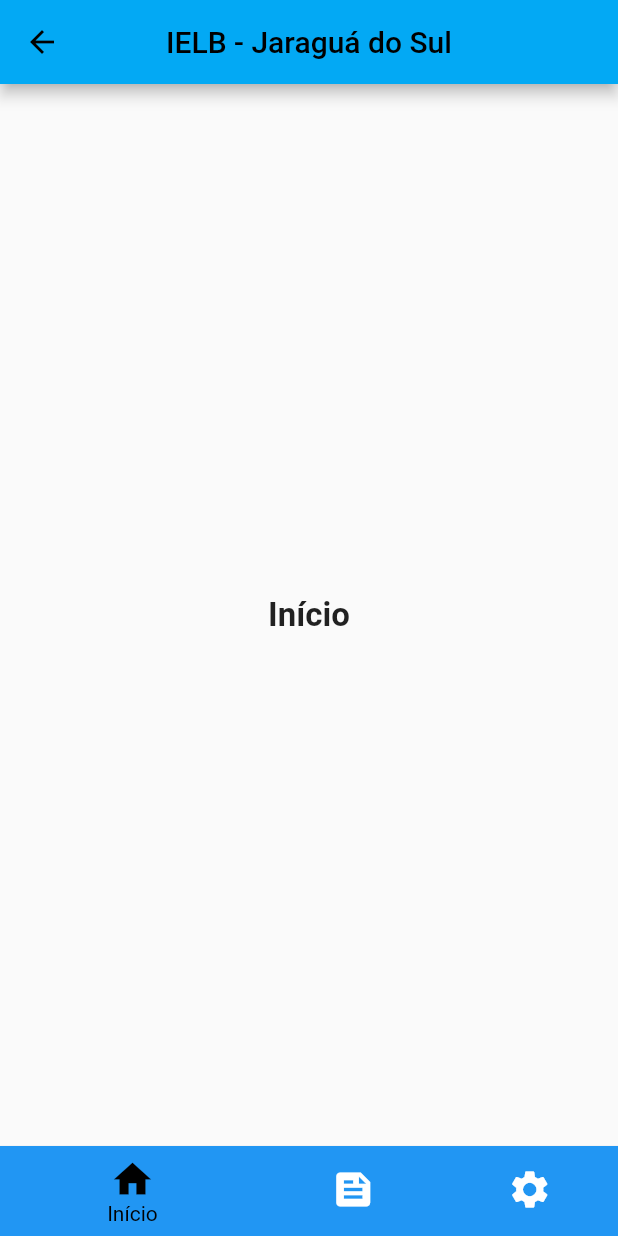
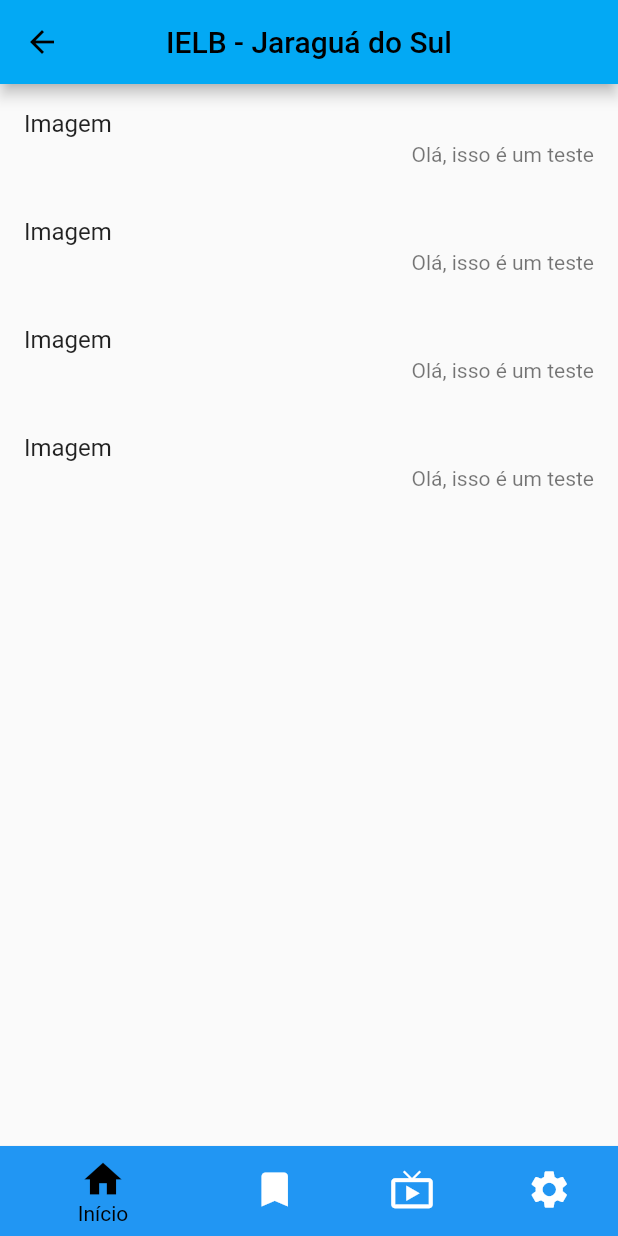
Before and after one commit to GuuilhermeR/igreja_app, a Flutter app: the HomePage screen opened by its route, on a phone screen of 412 x 824 dp. Run offline on Flutter 3.47's test engine with Material 2 defaults, Android fonts, the phone set to English and light mode, and no system bars; our stand-ins replace flutter_modular, fluttertoast, shared_preferences; accounts and stored records are empty; network calls fail.

Commit message:
tela feed

```diff
--- a/lib/main.dart
+++ b/lib/main.dart
@@ -1,3 +1,4 @@
+import 'package:igreja_app/pages/home/home.dart';
 import 'package:igreja_app/pages/login/tela-login.dart';
 import 'package:flutter/material.dart';
 import 'package:flutter_modular/flutter_modular.dart';
@@ -20,8 +21,17 @@
     return MaterialApp(
       title: 'IELB - SC',
       debugShowCheckedModeBanner: false,
-      theme: ThemeData(primarySwatch: Colors.blue),
-      home: const LoginPage(),
+      home: const HomePage(),
+      theme: ThemeData(
+        primaryColor: Colors.blue,
+        primarySwatch: Colors.blue,
+        visualDensity: VisualDensity.adaptivePlatformDensity,
+      ),
+      darkTheme: ThemeData(
+        primaryColor: Color.fromARGB(255, 13, 76, 128),
+        primarySwatch: Colors.blue,
+        visualDensity: VisualDensity.adaptivePlatformDensity,
+      ),
     );
   }
 }
--- /dev/null
+++ b/lib/pages/feedpage/feed.dart
@@ -0,0 +1,56 @@
+// ignore_for_file: file_names, non_constant_identifier_names, deprecated_member_use
+
+import 'package:flutter/material.dart';
+import 'package:igreja_app/Models/User/user.dart';
+import 'package:igreja_app/Services/login_service.dart';
+import 'package:igreja_app/Widgets/custom_toast.dart';
+import 'package:igreja_app/services/route_service.dart';
+
+class FeedPage extends StatefulWidget {
+  const FeedPage({Key? key}) : super(key: key);
+
+  @override
+  State<FeedPage> createState() => _FeedPageState();
+}
+
+class _FeedPageState extends State<FeedPage> {
+  @override
+  void initState() {
+    super.initState();
+  }
+
+  @override
+  Widget build(BuildContext context) {
+    return RefreshIndicator(
+      child: ListView.builder(
+        itemCount: 4,
+        itemBuilder: (context, index) {
+          return ListTile(
+            title: Row(
+              mainAxisAlignment: MainAxisAlignment.start,
+              crossAxisAlignment: CrossAxisAlignment.center,
+              children: const [
+                Text("Imagem"),
+              ],
+            ),
+            subtitle: Row(
+              mainAxisAlignment: MainAxisAlignment.start,
+              crossAxisAlignment: CrossAxisAlignment.center,
+              children: const [
+                Spacer(),
+                Text("Olá, isso é um teste"),
+              ],
+            ),
+            onTap: () {},
+            onLongPress: () {
+              // delete(context, index, data[index]);
+            },
+          );
+        },
+      ),
+      onRefresh: getFeed,
+    );
+  }
+}
+
+Future getFeed() async {}
--- a/lib/pages/home/home.dart
+++ b/lib/pages/home/home.dart
@@ -1,6 +1,7 @@
 // ignore_for_file: file_names, non_constant_identifier_names, deprecated_member_use
 
 import 'package:flutter/material.dart';
+import 'package:igreja_app/pages/feedpage/feed.dart';
 
 class HomePage extends StatefulWidget {
   const HomePage({Key? key}) : super(key: key);
@@ -20,8 +21,9 @@
   int _selectedIndex = 0;
 
   static const List<Widget> _widgetOptions = <Widget>[
-    Text('Início', style: TextStyle(fontSize: 22, fontWeight: FontWeight.bold)),
+    FeedPage(),
     Text('Feed', style: TextStyle(fontSize: 22, fontWeight: FontWeight.bold)),
+    Text('Bíblia', style: TextStyle(fontSize: 22, fontWeight: FontWeight.bold)),
     Text('Configuração',
         style: TextStyle(fontSize: 22, fontWeight: FontWeight.bold)),
   ];
@@ -32,7 +34,6 @@
     });
   }
 
-  @override
   _HomePageState createState() => _HomePageState();
 
   @override
@@ -52,8 +53,12 @@
                 label: ('Início'),
                 backgroundColor: Colors.blue),
             BottomNavigationBarItem(
-                icon: Icon(Icons.feed),
-                label: ('Feed'),
+                icon: Icon(Icons.bookmark),
+                label: ('Bíblia'),
+                backgroundColor: Colors.blue),
+            BottomNavigationBarItem(
+                icon: Icon(Icons.live_tv),
+                label: ('Ao vivo'),
                 backgroundColor: Colors.blue),
             BottomNavigationBarItem(
               icon: Icon(Icons.settings),
```
